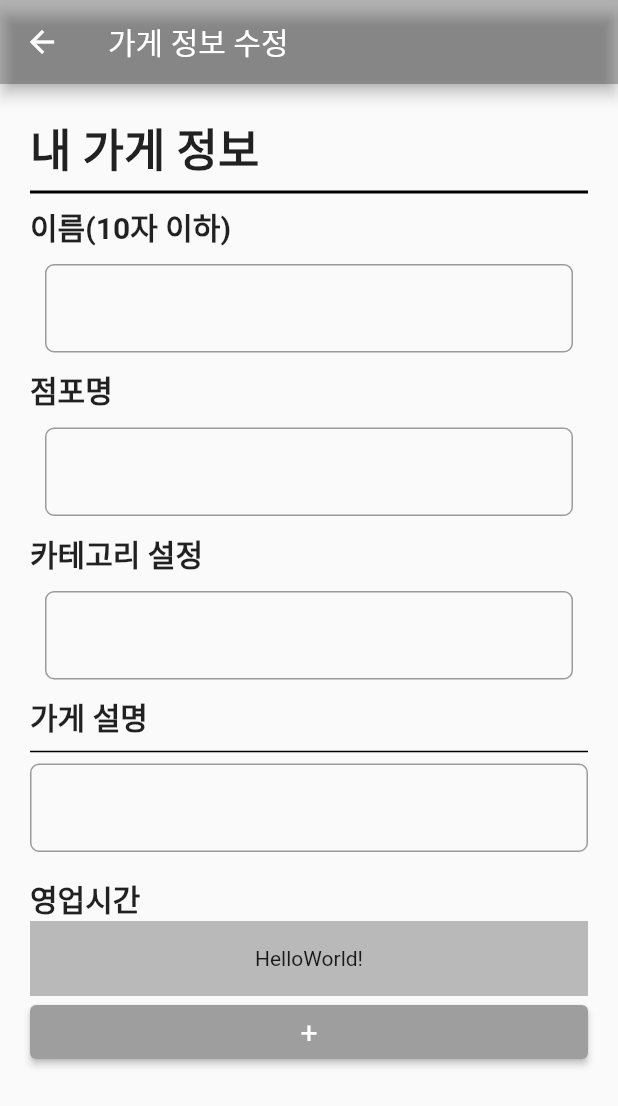
After one commit to comalmot/2022-01-BasicProjectLab, a Flutter app: the boong_main screen opened directly, after a tap on "가게 정보 수정", on a phone screen of 412 x 824 dp. The commit adds this screen. Shown: the top 1106 px of the screen. Run offline on Flutter 3.47's test engine with Material 2 defaults, Android fonts, the phone set to English and light mode, and no system bars.

Commit message:
사장님 가게정보수정 화면 작성중

```diff
--- /dev/null
+++ b/lib/boong_infoEdit.dart
@@ -0,0 +1,133 @@
+import 'package:flutter/material.dart';
+
+void main() => runApp(MyApp());
+
+class MyApp extends StatelessWidget {
+  @override
+  Widget build(BuildContext context) {
+    return MaterialApp(
+      debugShowCheckedModeBanner: false,
+      title: '내 가게 정보',
+      home: infoEdit(),
+    );
+  }
+}
+
+class infoEdit extends StatefulWidget {
+  @override
+  infoEditState createState() => infoEditState();
+}
+
+class infoEditState extends State<infoEdit> {
+  String name = "";
+  List<String> entries = <String>["HelloWorld!"];
+  int a =0;
+
+  final TextEditingController controller = TextEditingController();
+
+
+  @override
+  Widget build(BuildContext context) {
+    return Scaffold(
+      appBar: AppBar(
+        title: Text("가게 정보 수정"),
+        backgroundColor: Colors.black26,
+      ),
+      body: Container(
+        padding: const EdgeInsets.all(20.0),
+        child: SingleChildScrollView(
+          child: Column(
+            crossAxisAlignment: CrossAxisAlignment.stretch,
+            children: <Widget>[
+              Text("내 가게 정보",
+                style: TextStyle(fontSize: 30, fontWeight: FontWeight.bold),),
+              Container(width: 100,
+                child: Divider(color: Colors.black, thickness: 2.0),),
+              Text("이름(10자 이하)",
+                style: TextStyle(fontSize: 20, fontWeight: FontWeight.bold),),
+              Container(margin: EdgeInsets.all(10.0), child: TextField(
+                decoration: InputDecoration(
+                  border: OutlineInputBorder(
+                    borderRadius: BorderRadius.all(Radius.circular(6.0)),
+                  ),
+                ),
+              ),
+              ),
+              Text("점포명",
+                style: TextStyle(fontSize: 20, fontWeight: FontWeight.bold),),
+              Container(margin: EdgeInsets.all(10.0), child: TextField(
+                decoration: InputDecoration(
+                  border: OutlineInputBorder(
+                    borderRadius: BorderRadius.all(Radius.circular(6.0)),
+                  ),
+                ),
+              ),
+              ),
+              Text("카테고리 설정",
+                style: TextStyle(fontSize: 20, fontWeight: FontWeight.bold),),
+              Container(margin: EdgeInsets.all(10.0), child: TextField(
+                decoration: InputDecoration(
+                  border: OutlineInputBorder(
+                    borderRadius: BorderRadius.all(Radius.circular(6.0)),
+                  ),
+                ),
+              ),
+              ),
+              Container(child: Column(
+                crossAxisAlignment: CrossAxisAlignment.stretch,
+                children: <Widget>[
+                  Text("가게 설명",
+                    style: TextStyle(
+                        fontSize: 20, fontWeight: FontWeight.bold),),
+                  Container(width: 100,
+                    child: Divider(color: Colors.black, thickness: 1.0),),
+                  TextField(
+                    keyboardType: TextInputType.multiline,
+                    maxLines: 5,
+                    minLines: 1,
+                    decoration: InputDecoration(
+                      border: OutlineInputBorder(
+                        borderRadius: BorderRadius.all(Radius.circular(6.0)),
+                      ),
+                    ),
+                  ),
+                  Container(margin: EdgeInsets.all(8.0),),
+                  Text("영업시간",
+                    style: TextStyle(
+                        fontSize: 20, fontWeight: FontWeight.bold),),
+                  ListView.separated(
+                    shrinkWrap: true,
+                    itemCount: entries.length,
+                    itemBuilder: (BuildContext context, int index) {
+                      return Container(
+                          height : 50,
+                          color: Colors.black26,
+                          child: Center(child: Text('${entries[index]}'),)
+                      );
+                    }, separatorBuilder: (BuildContext context, int index) => const Divider(),
+                  ),
+                  ElevatedButton(
+                    onPressed: () {
+                      setState(() {
+                        entries.add("Hello World!"); //ListView 사용 임시 확인용 코드. 수정 필요
+                      });
+                    },
+                    style: ButtonStyle(
+                        textStyle: MaterialStateProperty.all(
+                            TextStyle(fontSize: 20, color: Colors.white)),
+                        backgroundColor:
+                        MaterialStateProperty.all(Colors.grey)),
+                    child: Text("+"),)
+
+                ],
+              )),
+
+
+
+            ],
+          ),
+        ),
+      ),
+    );
+  }
+}
--- a/lib/boong_main.dart
+++ b/lib/boong_main.dart
@@ -1,5 +1,6 @@
 import 'package:flutter/material.dart';
 import 'main.dart';
+import 'boong_infoEdit.dart';
 
 void main() => runApp(MyApp());
 
@@ -9,17 +10,17 @@ class MyApp extends StatelessWidget {
     return MaterialApp(
       debugShowCheckedModeBanner: false,
       title: '환영합니다!',
-      home: beforeStart(),
+      home: boong_main(),
     );
   }
 }
 
-class beforeStart extends StatefulWidget {
+class boong_main extends StatefulWidget {
   @override
-  beforeStartState createState() => beforeStartState();
+  boong_mainState createState() => boong_mainState();
 }
 
-class beforeStartState extends State<beforeStart> {
+class boong_mainState extends State<boong_main> {
 
   final TextEditingController controller = TextEditingController();
   String name = "name";
@@ -80,7 +81,12 @@ class beforeStartState extends State<beforeStart> {
                   ),
                   child: Text("영업 시작")),
               Container(margin: EdgeInsets.all(15.0),),
-              ElevatedButton(onPressed: () {},
+              ElevatedButton(onPressed: () {Navigator.push(
+                  context,
+                  MaterialPageRoute(
+                      builder:
+                          (BuildContext context) =>
+                          infoEdit()));},
                   style: ButtonStyle(
                     textStyle: MaterialStateProperty.all(
                         TextStyle(fontSize: 40, color: Colors.white)),
--- a/lib/main.dart
+++ b/lib/main.dart
@@ -92,7 +92,7 @@ class MyEditTextState extends State<MyEditText> {
                         MaterialPageRoute(
                             builder:
                                 (BuildContext context) =>
-                                beforeStart()));},
+                                    boong_main()));},
                     style: ButtonStyle(
                         textStyle: MaterialStateProperty.all(
                             TextStyle(fontSize: 20, color: Colors.white)),
```
